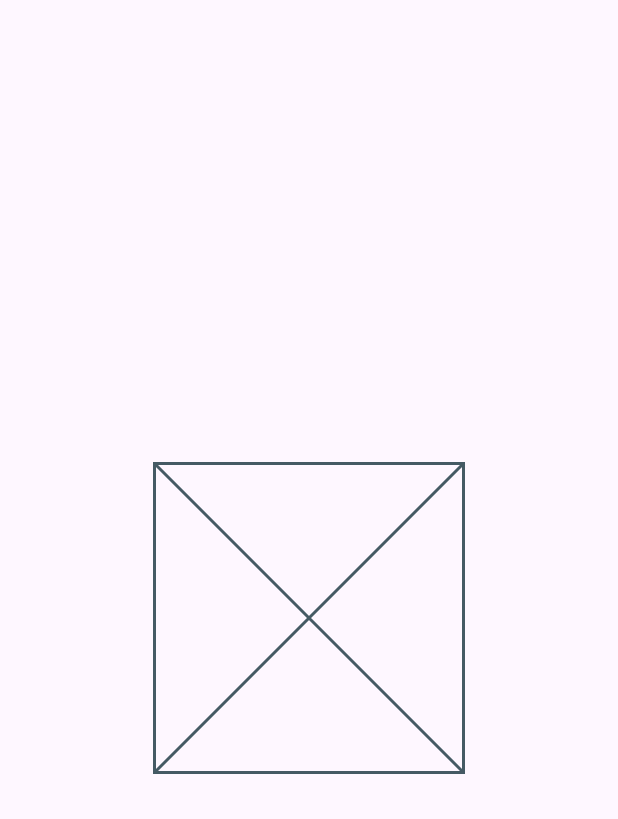
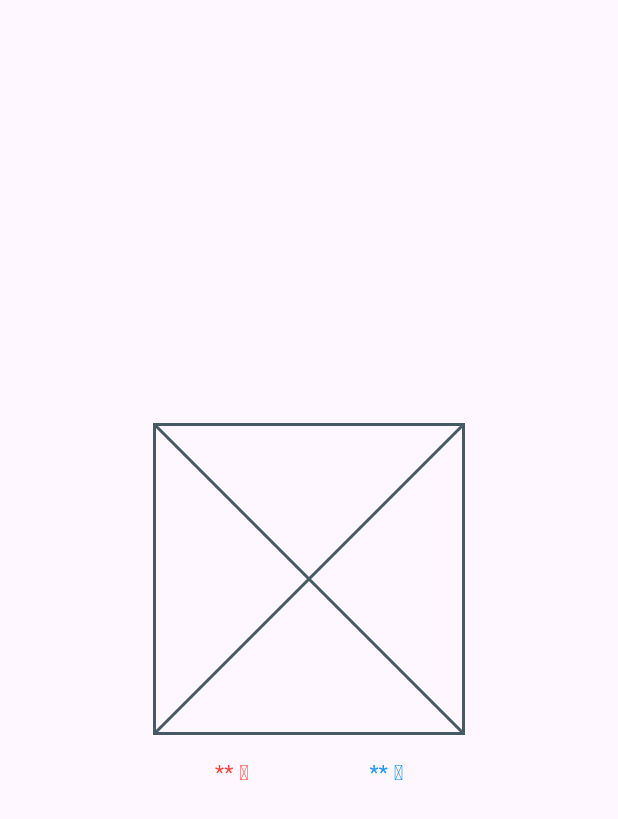
Before and after one commit to smsmsy/my_yumemi_flutter_training, a Flutter app: the screen it shows after launch, on a phone screen of 412 x 824 dp. Shown: the top 819 px of the screen. Run offline on Flutter 3.47's test engine with Material 3 defaults, Android fonts, the phone set to English and light mode, and no system bars.

Commit message:
Add text widgets to under the Placeholder
The text widgets is...
- width size is quarter of devices width
- centering on device
- have 16px padding under and over the widgets

```diff
--- a/lib/main.dart
+++ b/lib/main.dart
@@ -24,6 +24,32 @@ class MainApp extends StatelessWidget {
                   fallbackWidth: 100,
                 ),
               ),
+              Padding(
+                padding: const EdgeInsets.symmetric(vertical: 16),
+                child: Row(
+                  mainAxisAlignment: MainAxisAlignment.center,
+                  children: [
+                    SizedBox(
+                      width: size / 2,
+                      child: const Center(
+                        child: Text(
+                          '** ℃',
+                          style: TextStyle(color: Colors.red),
+                        ),
+                      ),
+                    ),
+                    SizedBox(
+                      width: size / 2,
+                      child: const Center(
+                        child: Text(
+                          '** ℃',
+                          style: TextStyle(color: Colors.blue),
+                        ),
+                      ),
+                    ),
+                  ],
+                ),
+              ),
             ],
           ),
         ),
```
